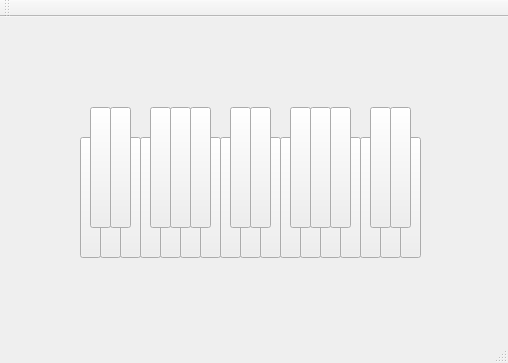
This is mainwindow.ui in ddperdue/piano as Qt 5 draws it before an edit. The edited form follows.
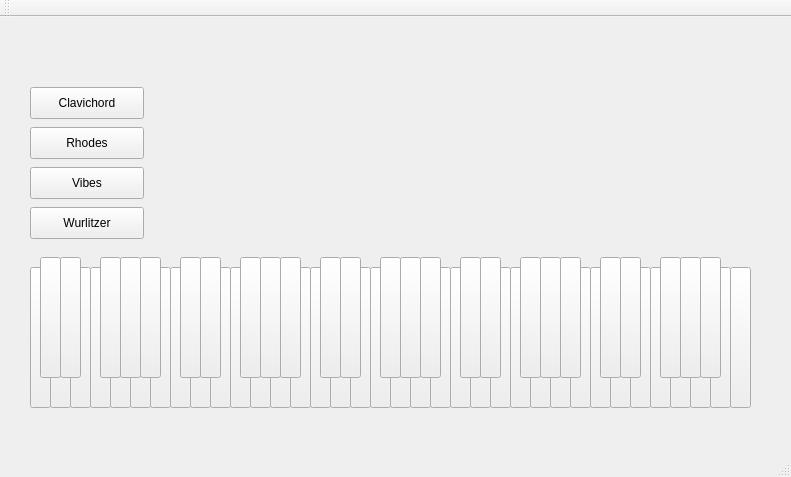
This is the edited form.

What changed in the file:
```diff
--- a/mainwindow.ui
+++ b/mainwindow.ui
@@ -6,20 +6,33 @@
    <rect>
     <x>0</x>
     <y>0</y>
-    <width>508</width>
-    <height>363</height>
+    <width>791</width>
+    <height>477</height>
    </rect>
   </property>
   <property name="windowTitle">
    <string>MainWindow</string>
   </property>
   <widget class="QWidget" name="centralWidget">
-   <widget class="QPushButton" name="pushButton">
+   <widget class="QPushButton" name="pushButton_C1">
     <property name="geometry">
      <rect>
-      <x>80</x>
-      <y>120</y>
+      <x>30</x>
+      <y>250</y>
       <width>21</width>
+      <height>141</height>
+     </rect>
+    </property>
+    <property name="text">
+     <string/>
+    </property>
+   </widget>
+   <widget class="QPushButton" name="pushButton_CS1">
+    <property name="geometry">
+     <rect>
+      <x>40</x>
+      <y>240</y>
+      <width>21</width>
       <height>121</height>
      </rect>
     </property>
@@ -27,24 +40,63 @@
      <string/>
     </property>
    </widget>
-   <widget class="QPushButton" name="pushButton_2">
+   <widget class="QPushButton" name="pushButton_D1">
+    <property name="geometry">
+     <rect>
+      <x>50</x>
+      <y>270</y>
+      <width>21</width>
+      <height>121</height>
+     </rect>
+    </property>
+    <property name="text">
+     <string/>
+    </property>
+   </widget>
+   <widget class="QPushButton" name="pushButton_DS1">
+    <property name="geometry">
+     <rect>
+      <x>60</x>
+      <y>240</y>
+      <width>21</width>
+      <height>121</height>
+     </rect>
+    </property>
+    <property name="text">
+     <string/>
+    </property>
+   </widget>
+   <widget class="QPushButton" name="pushButton_E1">
+    <property name="geometry">
+     <rect>
+      <x>70</x>
+      <y>250</y>
+      <width>21</width>
+      <height>141</height>
+     </rect>
+    </property>
+    <property name="text">
+     <string/>
+    </property>
+   </widget>
+   <widget class="QPushButton" name="pushButton_F1">
     <property name="geometry">
      <rect>
       <x>90</x>
-      <y>90</y>
+      <y>250</y>
       <width>21</width>
-      <height>121</height>
+      <height>141</height>
      </rect>
     </property>
     <property name="text">
      <string/>
     </property>
    </widget>
-   <widget class="QPushButton" name="pushButton_3">
+   <widget class="QPushButton" name="pushButton_FS1">
     <property name="geometry">
      <rect>
       <x>100</x>
-      <y>120</y>
+      <y>240</y>
       <width>21</width>
       <height>121</height>
      </rect>
@@ -53,11 +105,11 @@
      <string/>
     </property>
    </widget>
-   <widget class="QPushButton" name="pushButton_4">
+   <widget class="QPushButton" name="pushButton_G1">
     <property name="geometry">
      <rect>
       <x>110</x>
-      <y>90</y>
+      <y>270</y>
       <width>21</width>
       <height>121</height>
      </rect>
@@ -66,11 +118,11 @@
      <string/>
     </property>
    </widget>
-   <widget class="QPushButton" name="pushButton_5">
+   <widget class="QPushButton" name="pushButton_GS1">
     <property name="geometry">
      <rect>
       <x>120</x>
-      <y>120</y>
+      <y>240</y>
       <width>21</width>
       <height>121</height>
      </rect>
@@ -79,11 +131,24 @@
      <string/>
     </property>
    </widget>
-   <widget class="QPushButton" name="pushButton_6">
+   <widget class="QPushButton" name="pushButton_A1">
+    <property name="geometry">
+     <rect>
+      <x>130</x>
+      <y>270</y>
+      <width>21</width>
+      <height>121</height>
+     </rect>
+    </property>
+    <property name="text">
+     <string/>
+    </property>
+   </widget>
+   <widget class="QPushButton" name="pushButton_AS1">
     <property name="geometry">
      <rect>
       <x>140</x>
-      <y>120</y>
+      <y>240</y>
       <width>21</width>
       <height>121</height>
      </rect>
@@ -92,50 +157,37 @@
      <string/>
     </property>
    </widget>
-   <widget class="QPushButton" name="pushButton_7">
+   <widget class="QPushButton" name="pushButton_B1">
     <property name="geometry">
      <rect>
       <x>150</x>
-      <y>90</y>
+      <y>250</y>
       <width>21</width>
-      <height>121</height>
+      <height>141</height>
      </rect>
     </property>
     <property name="text">
      <string/>
     </property>
    </widget>
-   <widget class="QPushButton" name="pushButton_8">
-    <property name="geometry">
-     <rect>
-      <x>160</x>
-      <y>120</y>
-      <width>21</width>
-      <height>121</height>
-     </rect>
-    </property>
-    <property name="text">
-     <string/>
-    </property>
-   </widget>
-   <widget class="QPushButton" name="pushButton_9">
+   <widget class="QPushButton" name="pushButton_C2">
     <property name="geometry">
      <rect>
       <x>170</x>
-      <y>90</y>
+      <y>250</y>
       <width>21</width>
-      <height>121</height>
+      <height>141</height>
      </rect>
     </property>
     <property name="text">
      <string/>
     </property>
    </widget>
-   <widget class="QPushButton" name="pushButton_10">
+   <widget class="QPushButton" name="pushButton_CS2">
     <property name="geometry">
      <rect>
       <x>180</x>
-      <y>120</y>
+      <y>240</y>
       <width>21</width>
       <height>121</height>
      </rect>
@@ -144,11 +196,11 @@
      <string/>
     </property>
    </widget>
-   <widget class="QPushButton" name="pushButton_11">
+   <widget class="QPushButton" name="pushButton_D2">
     <property name="geometry">
      <rect>
       <x>190</x>
-      <y>90</y>
+      <y>270</y>
       <width>21</width>
       <height>121</height>
      </rect>
@@ -157,11 +209,11 @@
      <string/>
     </property>
    </widget>
-   <widget class="QPushButton" name="pushButton_12">
+   <widget class="QPushButton" name="pushButton_DS2">
     <property name="geometry">
      <rect>
       <x>200</x>
-      <y>120</y>
+      <y>240</y>
       <width>21</width>
       <height>121</height>
      </rect>
@@ -170,37 +222,37 @@
      <string/>
     </property>
    </widget>
-   <widget class="QPushButton" name="pushButton_13">
+   <widget class="QPushButton" name="pushButton_E2">
     <property name="geometry">
      <rect>
-      <x>220</x>
-      <y>120</y>
+      <x>210</x>
+      <y>250</y>
       <width>21</width>
-      <height>121</height>
+      <height>141</height>
      </rect>
     </property>
     <property name="text">
      <string/>
     </property>
    </widget>
-   <widget class="QPushButton" name="pushButton_14">
+   <widget class="QPushButton" name="pushButton_F2">
     <property name="geometry">
      <rect>
       <x>230</x>
-      <y>90</y>
+      <y>250</y>
       <width>21</width>
-      <height>121</height>
+      <height>141</height>
      </rect>
     </property>
     <property name="text">
      <string/>
     </property>
    </widget>
-   <widget class="QPushButton" name="pushButton_15">
+   <widget class="QPushButton" name="pushButton_FS2">
     <property name="geometry">
      <rect>
       <x>240</x>
-      <y>120</y>
+      <y>240</y>
       <width>21</width>
       <height>121</height>
      </rect>
@@ -209,11 +261,11 @@
      <string/>
     </property>
    </widget>
-   <widget class="QPushButton" name="pushButton_16">
+   <widget class="QPushButton" name="pushButton_G2">
     <property name="geometry">
      <rect>
       <x>250</x>
-      <y>90</y>
+      <y>270</y>
       <width>21</width>
       <height>121</height>
      </rect>
@@ -222,11 +274,11 @@
      <string/>
     </property>
    </widget>
-   <widget class="QPushButton" name="pushButton_17">
+   <widget class="QPushButton" name="pushButton_GS2">
     <property name="geometry">
      <rect>
       <x>260</x>
-      <y>120</y>
+      <y>240</y>
       <width>21</width>
       <height>121</height>
      </rect>
@@ -235,11 +287,24 @@
      <string/>
     </property>
    </widget>
-   <widget class="QPushButton" name="pushButton_18">
+   <widget class="QPushButton" name="pushButton_A2">
+    <property name="geometry">
+     <rect>
+      <x>270</x>
+      <y>270</y>
+      <width>21</width>
+      <height>121</height>
+     </rect>
+    </property>
+    <property name="text">
+     <string/>
+    </property>
+   </widget>
+   <widget class="QPushButton" name="pushButton_AS2">
     <property name="geometry">
      <rect>
       <x>280</x>
-      <y>120</y>
+      <y>240</y>
       <width>21</width>
       <height>121</height>
      </rect>
@@ -248,50 +313,37 @@
      <string/>
     </property>
    </widget>
-   <widget class="QPushButton" name="pushButton_19">
+   <widget class="QPushButton" name="pushButton_B2">
     <property name="geometry">
      <rect>
       <x>290</x>
-      <y>90</y>
+      <y>250</y>
       <width>21</width>
-      <height>121</height>
+      <height>141</height>
      </rect>
     </property>
     <property name="text">
      <string/>
     </property>
    </widget>
-   <widget class="QPushButton" name="pushButton_20">
-    <property name="geometry">
-     <rect>
-      <x>300</x>
-      <y>120</y>
-      <width>21</width>
-      <height>121</height>
-     </rect>
-    </property>
-    <property name="text">
-     <string/>
-    </property>
-   </widget>
-   <widget class="QPushButton" name="pushButton_21">
+   <widget class="QPushButton" name="pushButton_C3">
     <property name="geometry">
      <rect>
       <x>310</x>
-      <y>90</y>
+      <y>250</y>
       <width>21</width>
-      <height>121</height>
+      <height>141</height>
      </rect>
     </property>
     <property name="text">
      <string/>
     </property>
    </widget>
-   <widget class="QPushButton" name="pushButton_22">
+   <widget class="QPushButton" name="pushButton_CS3">
     <property name="geometry">
      <rect>
       <x>320</x>
-      <y>120</y>
+      <y>240</y>
       <width>21</width>
       <height>121</height>
      </rect>
@@ -300,11 +352,11 @@
      <string/>
     </property>
    </widget>
-   <widget class="QPushButton" name="pushButton_23">
+   <widget class="QPushButton" name="pushButton_D3">
     <property name="geometry">
      <rect>
       <x>330</x>
-      <y>90</y>
+      <y>270</y>
       <width>21</width>
       <height>121</height>
      </rect>
@@ -313,11 +365,11 @@
      <string/>
     </property>
    </widget>
-   <widget class="QPushButton" name="pushButton_24">
+   <widget class="QPushButton" name="pushButton_DS3">
     <property name="geometry">
      <rect>
       <x>340</x>
-      <y>120</y>
+      <y>240</y>
       <width>21</width>
       <height>121</height>
      </rect>
@@ -326,37 +378,37 @@
      <string/>
     </property>
    </widget>
-   <widget class="QPushButton" name="pushButton_25">
+   <widget class="QPushButton" name="pushButton_E3">
     <property name="geometry">
      <rect>
-      <x>360</x>
-      <y>120</y>
+      <x>350</x>
+      <y>250</y>
       <width>21</width>
-      <height>121</height>
+      <height>141</height>
      </rect>
     </property>
     <property name="text">
      <string/>
     </property>
    </widget>
-   <widget class="QPushButton" name="pushButton_26">
+   <widget class="QPushButton" name="pushButton_C4">
     <property name="geometry">
      <rect>
-      <x>370</x>
-      <y>90</y>
+      <x>450</x>
+      <y>250</y>
       <width>21</width>
-      <height>121</height>
+      <height>141</height>
      </rect>
     </property>
     <property name="text">
      <string/>
     </property>
    </widget>
-   <widget class="QPushButton" name="pushButton_27">
+   <widget class="QPushButton" name="pushButton_A3">
     <property name="geometry">
      <rect>
-      <x>380</x>
-      <y>120</y>
+      <x>410</x>
+      <y>270</y>
       <width>21</width>
       <height>121</height>
      </rect>
@@ -365,11 +417,11 @@
      <string/>
     </property>
    </widget>
-   <widget class="QPushButton" name="pushButton_28">
+   <widget class="QPushButton" name="pushButton_G3">
     <property name="geometry">
      <rect>
       <x>390</x>
-      <y>90</y>
+      <y>270</y>
       <width>21</width>
       <height>121</height>
      </rect>
@@ -378,11 +430,11 @@
      <string/>
     </property>
    </widget>
-   <widget class="QPushButton" name="pushButton_29">
+   <widget class="QPushButton" name="pushButton_GS3">
     <property name="geometry">
      <rect>
       <x>400</x>
-      <y>120</y>
+      <y>240</y>
       <width>21</width>
       <height>121</height>
      </rect>
@@ -391,42 +443,494 @@
      <string/>
     </property>
    </widget>
-   <zorder>pushButton_29</zorder>
-   <zorder>pushButton_27</zorder>
-   <zorder>pushButton_24</zorder>
-   <zorder>pushButton_22</zorder>
-   <zorder>pushButton_17</zorder>
-   <zorder>pushButton_15</zorder>
-   <zorder>pushButton_12</zorder>
-   <zorder>pushButton_10</zorder>
-   <zorder>pushButton_8</zorder>
-   <zorder>pushButton_5</zorder>
+   <widget class="QPushButton" name="pushButton_AS3">
+    <property name="geometry">
+     <rect>
+      <x>420</x>
+      <y>240</y>
+      <width>21</width>
+      <height>121</height>
+     </rect>
+    </property>
+    <property name="text">
+     <string/>
+    </property>
+   </widget>
+   <widget class="QPushButton" name="pushButton_D4">
+    <property name="geometry">
+     <rect>
+      <x>470</x>
+      <y>270</y>
+      <width>21</width>
+      <height>121</height>
+     </rect>
+    </property>
+    <property name="text">
+     <string/>
+    </property>
+   </widget>
+   <widget class="QPushButton" name="pushButton_FS3">
+    <property name="geometry">
+     <rect>
+      <x>380</x>
+      <y>240</y>
+      <width>21</width>
+      <height>121</height>
+     </rect>
+    </property>
+    <property name="text">
+     <string/>
+    </property>
+   </widget>
+   <widget class="QPushButton" name="pushButton_B3">
+    <property name="geometry">
+     <rect>
+      <x>430</x>
+      <y>250</y>
+      <width>21</width>
+      <height>141</height>
+     </rect>
+    </property>
+    <property name="text">
+     <string/>
+    </property>
+   </widget>
+   <widget class="QPushButton" name="pushButton_DS4">
+    <property name="geometry">
+     <rect>
+      <x>480</x>
+      <y>240</y>
+      <width>21</width>
+      <height>121</height>
+     </rect>
+    </property>
+    <property name="text">
+     <string/>
+    </property>
+   </widget>
+   <widget class="QPushButton" name="pushButton_E4">
+    <property name="geometry">
+     <rect>
+      <x>490</x>
+      <y>250</y>
+      <width>21</width>
+      <height>141</height>
+     </rect>
+    </property>
+    <property name="text">
+     <string/>
+    </property>
+   </widget>
+   <widget class="QPushButton" name="pushButton_F3">
+    <property name="geometry">
+     <rect>
+      <x>370</x>
+      <y>250</y>
+      <width>21</width>
+      <height>141</height>
+     </rect>
+    </property>
+    <property name="text">
+     <string/>
+    </property>
+   </widget>
+   <widget class="QPushButton" name="pushButton_CS4">
+    <property name="geometry">
+     <rect>
+      <x>460</x>
+      <y>240</y>
+      <width>21</width>
+      <height>121</height>
+     </rect>
+    </property>
+    <property name="text">
+     <string/>
+    </property>
+   </widget>
+   <widget class="QPushButton" name="pushButton_C5">
+    <property name="geometry">
+     <rect>
+      <x>590</x>
+      <y>250</y>
+      <width>21</width>
+      <height>141</height>
+     </rect>
+    </property>
+    <property name="text">
+     <string/>
+    </property>
+   </widget>
+   <widget class="QPushButton" name="pushButton_A4">
+    <property name="geometry">
+     <rect>
+      <x>550</x>
+      <y>270</y>
+      <width>21</width>
+      <height>121</height>
+     </rect>
+    </property>
+    <property name="text">
+     <string/>
+    </property>
+   </widget>
+   <widget class="QPushButton" name="pushButton_G4">
+    <property name="geometry">
+     <rect>
+      <x>530</x>
+      <y>270</y>
+      <width>21</width>
+      <height>121</height>
+     </rect>
+    </property>
+    <property name="text">
+     <string/>
+    </property>
+   </widget>
+   <widget class="QPushButton" name="pushButton_GS4">
+    <property name="geometry">
+     <rect>
+      <x>540</x>
+      <y>240</y>
+      <width>21</width>
+      <height>121</height>
+     </rect>
+    </property>
+    <property name="text">
+     <string/>
+    </property>
+   </widget>
+   <widget class="QPushButton" name="pushButton_AS4">
+    <property name="geometry">
+     <rect>
+      <x>560</x>
+      <y>240</y>
+      <width>21</width>
+      <height>121</height>
+     </rect>
+    </property>
+    <property name="text">
+     <string/>
+    </property>
+   </widget>
+   <widget class="QPushButton" name="pushButton_D5">
+    <property name="geometry">
+     <rect>
+      <x>610</x>
+      <y>270</y>
+      <width>21</width>
+      <height>121</height>
+     </rect>
+    </property>
+    <property name="text">
+     <string/>
+    </property>
+   </widget>
+   <widget class="QPushButton" name="pushButton_FS4">
+    <property name="geometry">
+     <rect>
+      <x>520</x>
+      <y>240</y>
+      <width>21</width>
+      <height>121</height>
+     </rect>
+    </property>
+    <property name="text">
+     <string/>
+    </property>
+   </widget>
+   <widget class="QPushButton" name="pushButton_B4">
+    <property name="geometry">
+     <rect>
+      <x>570</x>
+      <y>250</y>
+      <width>21</width>
+      <height>141</height>
+     </rect>
+    </property>
+    <property name="text">
+     <string/>
+    </property>
+   </widget>
+   <widget class="QPushButton" name="pushButton_DS5">
+    <property name="geometry">
+     <rect>
+      <x>620</x>
+      <y>240</y>
+      <width>21</width>
+      <height>121</height>
+     </rect>
+    </property>
+    <property name="text">
+     <string/>
+    </property>
+   </widget>
+   <widget class="QPushButton" name="pushButton_E5">
+    <property name="geometry">
+     <rect>
+      <x>630</x>
+      <y>250</y>
+      <width>21</width>
+      <height>141</height>
+     </rect>
+    </property>
+    <property name="text">
+     <string/>
+    </property>
+   </widget>
+   <widget class="QPushButton" name="pushButton_F4">
+    <property name="geometry">
+     <rect>
+      <x>510</x>
+      <y>250</y>
+      <width>21</width>
+      <height>141</height>
+     </rect>
+    </property>
+    <property name="text">
+     <string/>
+    </property>
+   </widget>
+   <widget class="QPushButton" name="pushButton_CS5">
+    <property name="geometry">
+     <rect>
+      <x>600</x>
+      <y>240</y>
+      <width>21</width>
+      <height>121</height>
+     </rect>
+    </property>
+    <property name="text">
+     <string/>
+    </property>
+   </widget>
+   <widget class="QPushButton" name="pushButton_A5">
+    <property name="geometry">
+     <rect>
+      <x>690</x>
+      <y>270</y>
+      <width>21</width>
+      <height>121</height>
+     </rect>
+    </property>
+    <property name="text">
+     <string/>
+    </property>
+   </widget>
+   <widget class="QPushButton" name="pushButton_FS5">
+    <property name="geometry">
+     <rect>
+      <x>660</x>
+      <y>240</y>
+      <width>21</width>
+      <height>121</height>
+     </rect>
+    </property>
+    <property name="text">
+     <string/>
+    </property>
+   </widget>
+   <widget class="QPushButton" name="pushButton_F5">
+    <property name="geometry">
+     <rect>
+      <x>650</x>
+      <y>250</y>
+      <width>21</width>
+      <height>141</height>
+     </rect>
+    </property>
+    <property name="text">
+     <string/>
+    </property>
+   </widget>
+   <widget class="QPushButton" name="pushButton_GS5">
+    <property name="geometry">
+     <rect>
+      <x>680</x>
+      <y>240</y>
+      <width>21</width>
+      <height>121</height>
+     </rect>
+    </property>
+    <property name="text">
+     <string/>
+    </property>
+   </widget>
+   <widget class="QPushButton" name="pushButton_B5">
+    <property name="geometry">
+     <rect>
+      <x>710</x>
+      <y>250</y>
+      <width>21</width>
+      <height>141</height>
+     </rect>
+    </property>
+    <property name="text">
+     <string/>
+    </property>
+   </widget>
+   <widget class="QPushButton" name="pushButton_AS5">
+    <property name="geometry">
+     <rect>
+      <x>700</x>
+      <y>240</y>
+      <width>21</width>
+      <height>121</height>
+     </rect>
+    </property>
+    <property name="text">
+     <string/>
+    </property>
+   </widget>
+   <widget class="QPushButton" name="pushButton_C6">
+    <property name="geometry">
+     <rect>
+      <x>730</x>
+      <y>250</y>
+      <width>21</width>
+      <height>141</height>
+     </rect>
+    </property>
+    <property name="text">
+     <string/>
+    </property>
+   </widget>
+   <widget class="QPushButton" name="pushButton_G5">
+    <property name="geometry">
+     <rect>
+      <x>670</x>
+      <y>270</y>
+      <width>21</width>
+      <height>121</height>
+     </rect>
+    </property>
+    <property name="text">
+     <string/>
+    </property>
+   </widget>
+   <widget class="QPushButton" name="pushButton_Wurlitzer">
+    <property name="geometry">
+     <rect>
+      <x>30</x>
+      <y>190</y>
+      <width>114</width>
+      <height>32</height>
+     </rect>
+    </property>
+    <property name="text">
+     <string>Wurlitzer</string>
+    </property>
+   </widget>
+   <widget class="QPushButton" name="pushButton_Vibes">
+    <property name="geometry">
+     <rect>
+      <x>30</x>
+      <y>150</y>
+      <width>114</width>
+      <height>32</height>
+     </rect>
+    </property>
+    <property name="text">
+     <string>Vibes</string>
+    </property>
+   </widget>
+   <widget class="QPushButton" name="pushButton">
+    <property name="geometry">
+     <rect>
+      <x>30</x>
+      <y>110</y>
+      <width>114</width>
+      <height>32</height>
+     </rect>
+    </property>
+    <property name="text">
+     <string>Rhodes</string>
+    </property>
+   </widget>
+   <widget class="QPushButton" name="pushButton_2">
+    <property name="geometry">
+     <rect>
+      <x>30</x>
+      <y>70</y>
+      <width>114</width>
+      <height>32</height>
+     </rect>
+    </property>
+    <property name="text">
+     <string>Clavichord</string>
+    </property>
+   </widget>
+   <zorder>pushButton_E3</zorder>
+   <zorder>pushButton_D3</zorder>
+   <zorder>pushButton_B2</zorder>
+   <zorder>pushButton_A2</zorder>
+   <zorder>pushButton_E2</zorder>
+   <zorder>pushButton_D2</zorder>
+   <zorder>pushButton_B1</zorder>
+   <zorder>pushButton_A1</zorder>
+   <zorder>pushButton_G1</zorder>
+   <zorder>pushButton_E1</zorder>
+   <zorder>pushButton_C1</zorder>
+   <zorder>pushButton_D1</zorder>
+   <zorder>pushButton_DS1</zorder>
+   <zorder>pushButton_F1</zorder>
+   <zorder>pushButton_FS1</zorder>
+   <zorder>pushButton_GS1</zorder>
+   <zorder>pushButton_CS1</zorder>
+   <zorder>pushButton_AS1</zorder>
+   <zorder>pushButton_C2</zorder>
+   <zorder>pushButton_CS2</zorder>
+   <zorder>pushButton_DS2</zorder>
+   <zorder>pushButton_F2</zorder>
+   <zorder>pushButton_G2</zorder>
+   <zorder>pushButton_GS2</zorder>
+   <zorder>pushButton_AS2</zorder>
+   <zorder>pushButton_C3</zorder>
+   <zorder>pushButton_CS3</zorder>
+   <zorder>pushButton_DS3</zorder>
+   <zorder>pushButton_FS2</zorder>
+   <zorder>pushButton_C4</zorder>
+   <zorder>pushButton_A3</zorder>
+   <zorder>pushButton_G3</zorder>
+   <zorder>pushButton_D4</zorder>
+   <zorder>pushButton_B3</zorder>
+   <zorder>pushButton_E4</zorder>
+   <zorder>pushButton_F3</zorder>
+   <zorder>pushButton_C5</zorder>
+   <zorder>pushButton_A4</zorder>
+   <zorder>pushButton_G4</zorder>
+   <zorder>pushButton_D5</zorder>
+   <zorder>pushButton_B4</zorder>
+   <zorder>pushButton_E5</zorder>
+   <zorder>pushButton_F4</zorder>
+   <zorder>pushButton_FS4</zorder>
+   <zorder>pushButton_CS4</zorder>
+   <zorder>pushButton_GS4</zorder>
+   <zorder>pushButton_AS3</zorder>
+   <zorder>pushButton_DS4</zorder>
+   <zorder>pushButton_FS3</zorder>
+   <zorder>pushButton_CS5</zorder>
+   <zorder>pushButton_GS3</zorder>
+   <zorder>pushButton_AS4</zorder>
+   <zorder>pushButton_DS5</zorder>
+   <zorder>pushButton_A5</zorder>
+   <zorder>pushButton_F5</zorder>
+   <zorder>pushButton_B5</zorder>
+   <zorder>pushButton_C6</zorder>
+   <zorder>pushButton_G5</zorder>
+   <zorder>pushButton_FS5</zorder>
+   <zorder>pushButton_AS5</zorder>
+   <zorder>pushButton_GS5</zorder>
+   <zorder>pushButton_Wurlitzer</zorder>
+   <zorder>pushButton_Vibes</zorder>
    <zorder>pushButton</zorder>
-   <zorder>pushButton_3</zorder>
-   <zorder>pushButton_4</zorder>
-   <zorder>pushButton_6</zorder>
-   <zorder>pushButton_7</zorder>
-   <zorder>pushButton_9</zorder>
    <zorder>pushButton_2</zorder>
-   <zorder>pushButton_11</zorder>
-   <zorder>pushButton_13</zorder>
-   <zorder>pushButton_14</zorder>
-   <zorder>pushButton_16</zorder>
-   <zorder>pushButton_18</zorder>
-   <zorder>pushButton_20</zorder>
-   <zorder>pushButton_21</zorder>
-   <zorder>pushButton_23</zorder>
-   <zorder>pushButton_25</zorder>
-   <zorder>pushButton_26</zorder>
-   <zorder>pushButton_28</zorder>
-   <zorder>pushButton_19</zorder>
   </widget>
   <widget class="QMenuBar" name="menuBar">
    <property name="geometry">
     <rect>
      <x>0</x>
      <y>0</y>
-     <width>508</width>
+     <width>791</width>
      <height>22</height>
     </rect>
    </property>
```
